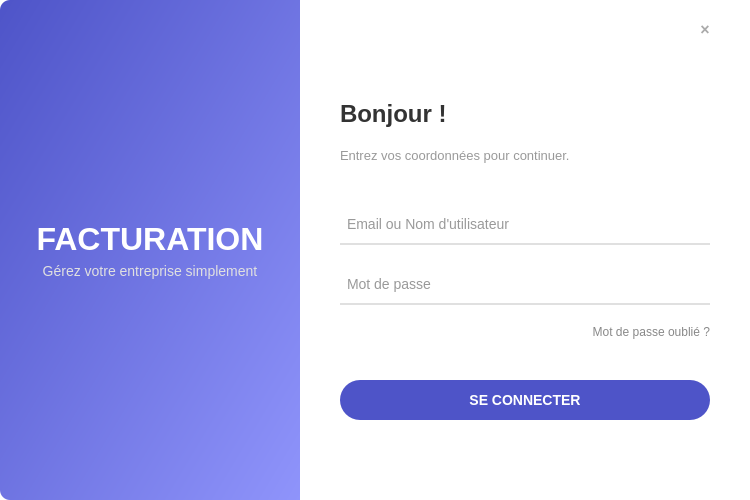
This is facturation_ci/ui/login.ui in otchoumouAng/fne2 as Qt 5 draws it before an edit. The edited form follows.
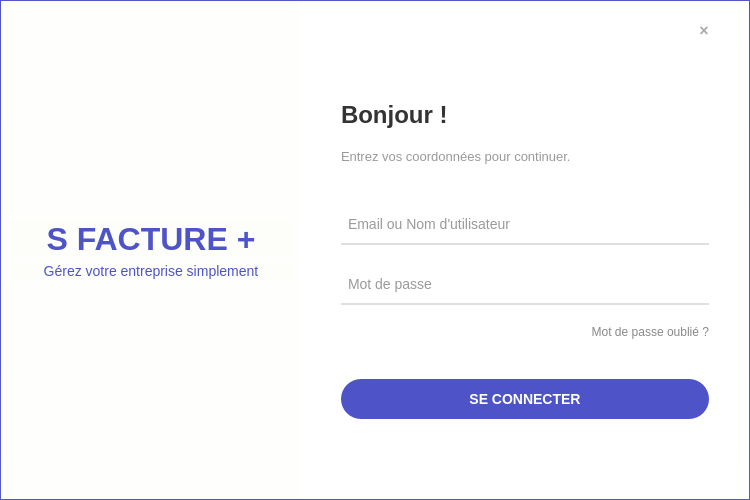
This is the edited form. Icons and pictures are not drawn.

What changed in the file:
```diff
--- a/facturation_ci/ui/login.ui
+++ b/facturation_ci/ui/login.ui
@@ -22,20 +22,21 @@
 
 /* --- ZONE DE GAUCHE (BRANDING) --- */
 #LeftBox {
-    background-color: qlineargradient(spread:pad, x1:0, y1:0, x2:1, y2:1, stop:0 #4e54c8, stop:1 #8f94fb);
+  
     border-top-left-radius: 10px;
     border-bottom-left-radius: 10px;
 }
 
+
 #BrandTitle {
-    color: #FFFFFF;
+    color: rgb(78, 84, 200);
     font-family: 'Segoe UI', sans-serif;
     font-size: 32px;
     font-weight: bold;
 }
 
 #BrandSubtitle {
-    color: #E0E0E0;
+    color:  rgb(78, 84, 200);
     font-family: 'Segoe UI', sans-serif;
     font-size: 14px;
 }
@@ -131,6 +132,32 @@
     <number>0</number>
    </property>
    <item>
+    <widget class="QWidget" name="LoginContainer" native="true">
+     <property name="styleSheet">
+      <string notr="true">QWidget#LoginContainer{
+	background-image: url(:/images/bg-login.png);
+	border: 1px solid qlineargradient(spread:pad, x1:0.482, y1:0, x2:0.493, y2:1, stop:0 rgba(78, 84, 200, 255), stop:1 rgba(84, 90, 205, 255));
+}
+
+</string>
+     </property>
+     <layout class="QHBoxLayout" name="horizontalLayout_2">
+      <property name="spacing">
+       <number>0</number>
+      </property>
+      <property name="leftMargin">
+       <number>1</number>
+      </property>
+      <property name="topMargin">
+       <number>1</number>
+      </property>
+      <property name="rightMargin">
+       <number>1</number>
+      </property>
+      <property name="bottomMargin">
+       <number>1</number>
+      </property>
+      <item>
     <widget class="QFrame" name="LeftBox">
      <property name="minimumSize">
       <size>
@@ -138,6 +165,9 @@
        <height>0</height>
       </size>
      </property>
+        <property name="styleSheet">
+         <string notr="true">background-color: rgba(250, 252, 246,0.3);</string>
+        </property>
      <property name="frameShape">
       <enum>QFrame::StyledPanel</enum>
      </property>
@@ -160,8 +190,11 @@
       </item>
       <item>
        <widget class="QLabel" name="BrandTitle">
+           <property name="styleSheet">
+            <string notr="true"/>
+           </property>
         <property name="text">
-         <string>FACTURATION</string>
+            <string>S FACTURE +</string>
         </property>
         <property name="alignment">
          <set>Qt::AlignCenter</set>
@@ -170,6 +203,9 @@
       </item>
       <item>
        <widget class="QLabel" name="BrandSubtitle">
+           <property name="styleSheet">
+            <string notr="true"/>
+           </property>
         <property name="text">
          <string>Gérez votre entreprise simplement</string>
         </property>
@@ -241,8 +277,11 @@
           <property name="text">
            <string>×</string>
           </property>
-          <property name="cursor">
-           <cursorShape>PointingHandCursor</cursorShape>
+             <property name="iconSize">
+              <size>
+               <width>24</width>
+               <height>24</height>
+              </size>
           </property>
           <property name="flat">
            <bool>true</bool>
@@ -362,39 +401,11 @@
    </item>
   </layout>
  </widget>
- <resources/>
- <connections>
-  <connection>
-   <sender>login_btn</sender>
-   <signal>clicked()</signal>
-   <receiver>LoginDialog</receiver>
-   <slot>accept()</slot>
-   <hints>
-    <hint type="sourcelabel">
-     <x>532</x>
-     <y>431</y>
-    </hint>
-    <hint type="destinationlabel">
-     <x>374</x>
-     <y>249</y>
-    </hint>
-   </hints>
-  </connection>
-  <connection>
-   <sender>close_btn</sender>
-   <signal>clicked()</signal>
-   <receiver>LoginDialog</receiver>
-   <slot>reject()</slot>
-   <hints>
-    <hint type="sourcelabel">
-     <x>720</x>
-     <y>49</y>
-    </hint>
-    <hint type="destinationlabel">
-     <x>374</x>
-     <y>249</y>
-    </hint>
-   </hints>
-  </connection>
- </connections>
+   </item>
+  </layout>
+ </widget>
+ <resources>
+  <include location="../images/img.qrc"/>
+ </resources>
+ <connections/>
 </ui>
```
Left out of the diff: 3 changed lines with no effect on the pictures. Lines whose indentation alone changed are shown as unchanged.
